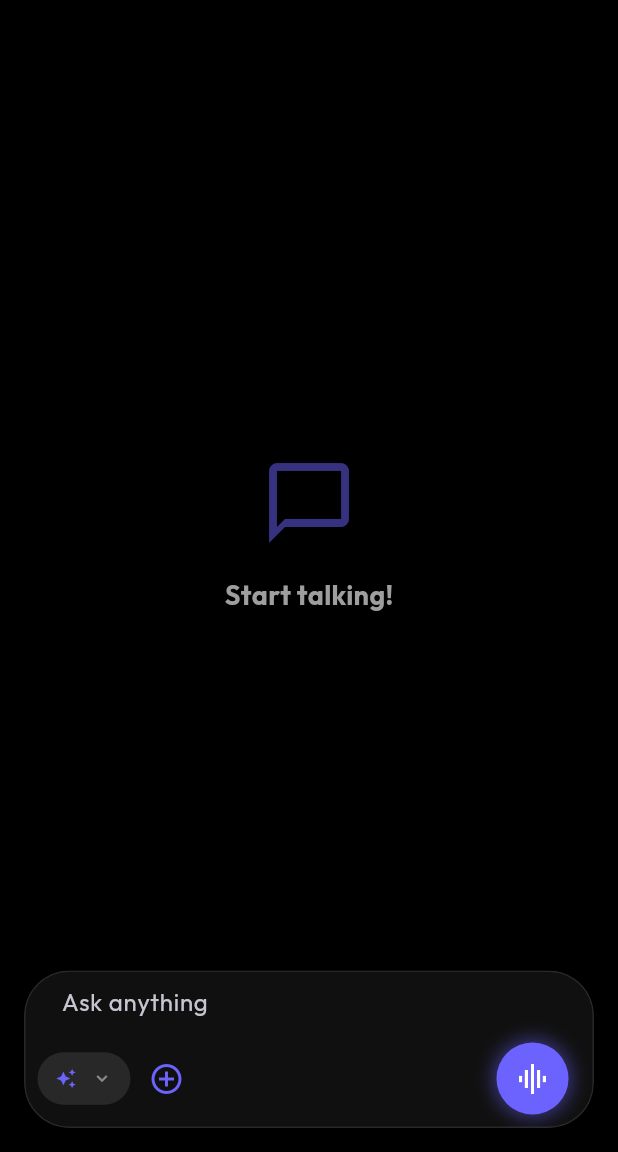
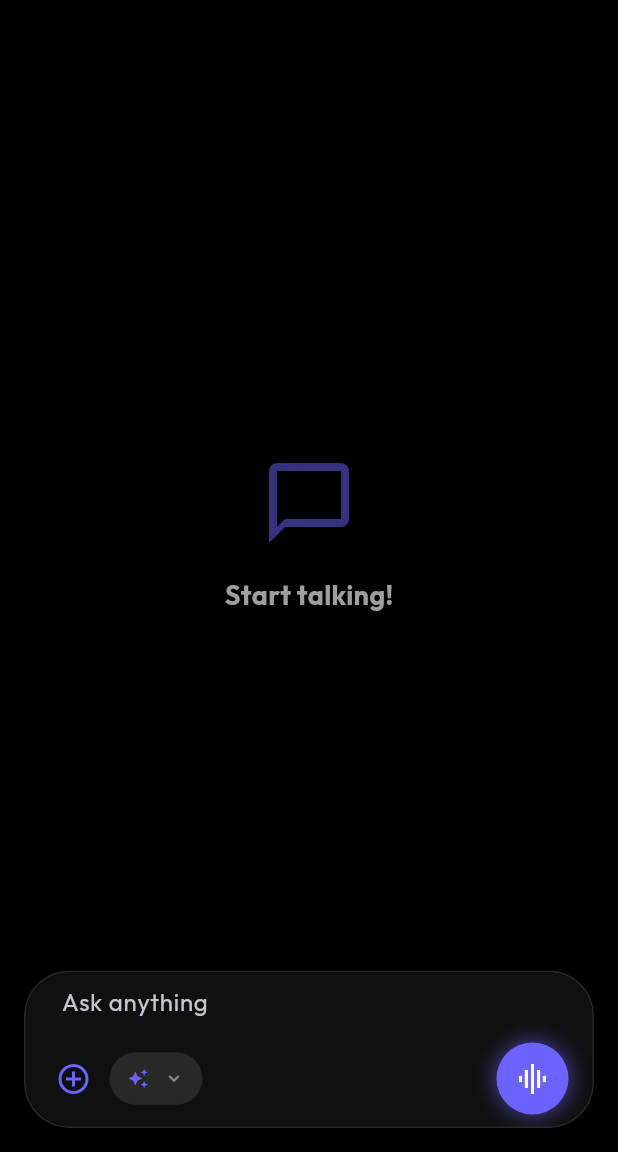
Before and after one commit to shreyashp77/ChadGPT, a Flutter app: the screen it shows after launch, on a phone screen of 412 x 824 dp, the part 84-1236 px from its top. Run offline on Flutter 3.47's test engine with Material 3 defaults, Android fonts, the phone set to English and light mode, and no system bars; drawn by our look-alikes of flutter_animate; our stand-ins replace file_picker, flutter_markdown, flutter_tts, font_awesome_flutter, google_fonts, image_picker and 3 more; missing offline and left inert: flutter_highlighter, markdown; accounts and stored records are empty; network calls fail.

Commit message:
refactor: move attachment button before model selector and simplify model selector pill icon to always show auto_awesome.

```diff
--- a/lib/screens/chat_screen.dart
+++ b/lib/screens/chat_screen.dart
@@ -295,6 +295,17 @@ class _ChatScreenState extends State<ChatScreen> {
                              child: Row(
                                children: [
 
+                                // Attachment / Menu Button
+                                  IconButton(
+                                    icon: Icon(
+                                      _useWebSearch ? Icons.public : Icons.add_circle_outline,
+                                      color: Theme.of(context).colorScheme.primary
+                                    ),
+                                    onPressed: _showAttachmentOptions,
+                                  ),
+
+                                  const SizedBox(width: 0),
+
                                  // Grok-style Model Selector Pill
                                  GestureDetector(
                                      onTap: () => _showGrokModelSelector(context),
@@ -307,13 +318,8 @@ class _ChatScreenState extends State<ChatScreen> {
                                          child: Row(
                                              mainAxisSize: MainAxisSize.min,
                                              children: [
-                                                if (_useWebSearch) ...[
-                                                    Icon(Icons.public, size: 14, color: Theme.of(context).colorScheme.primary),
-                                                    const SizedBox(width: 6),
-                                                ] else ...[
-                                                    Icon(Icons.auto_awesome, size: 14, color: Theme.of(context).colorScheme.primary),
-                                                    const SizedBox(width: 6),
-                                                ],
+                                                Icon(Icons.auto_awesome, size: 14, color: Theme.of(context).colorScheme.primary),
+                                                const SizedBox(width: 6),
 
                                                  ConstrainedBox(
                                                      constraints: const BoxConstraints(maxWidth: 90),
@@ -330,17 +336,6 @@ class _ChatScreenState extends State<ChatScreen> {
                                          ),
                                      ),
                                  ),
-
-                                const SizedBox(width: 0),
-
-                                // Attachment / Menu Button
-                                  IconButton(
-                                    icon: Icon(
-                                      _useWebSearch ? Icons.public : Icons.add_circle_outline,
-                                      color: Theme.of(context).colorScheme.primary
-                                    ),
-                                    onPressed: _showAttachmentOptions,
-                                  ),
 
                                  const Spacer(),
 
```
